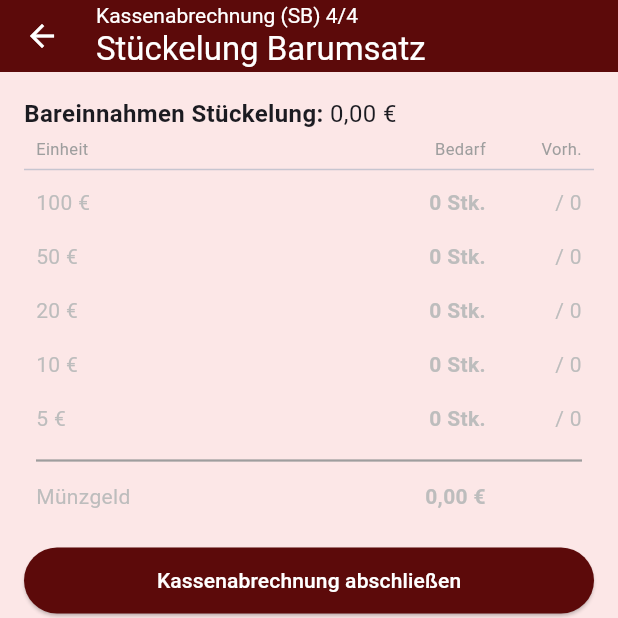
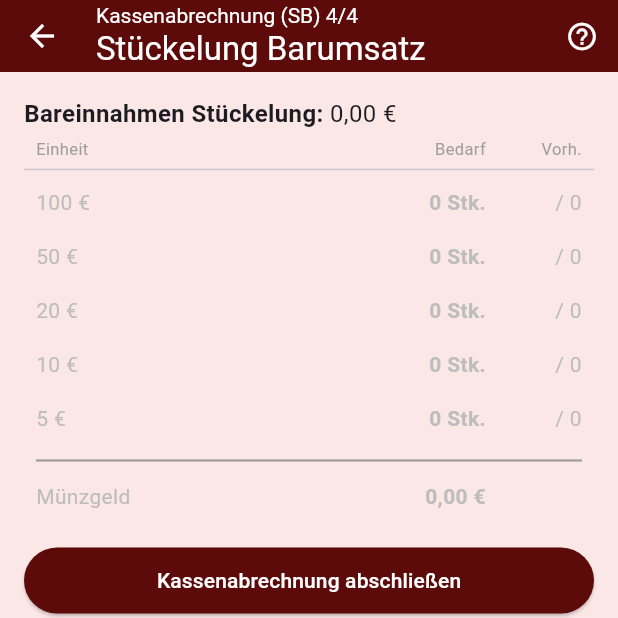
Before and after one commit to pacodemant/kino-tagesabschluss, a Flutter app: the StueckelungVorschlagSeite screen opened directly with empty values, on a phone screen of 412 x 824 dp, the top half of it. Run offline on Flutter 3.47's test engine with Material 3 defaults, Android fonts, the phone set to English and light mode, and no system bars; our stand-ins replace google_fonts, shared_preferences; missing offline and left inert: dart:js_interop; accounts and stored records are empty; network calls fail.

Commit message:
Run 232: HelpButton-Widget + Einsatz auf relevanten Seiten

```diff
--- a/lib/pages/stueckelung_vorschlag_seite.dart
+++ b/lib/pages/stueckelung_vorschlag_seite.dart
@@ -1,6 +1,7 @@
 import 'package:flutter/material.dart';
 import 'package:kino_bar_app/domain/tagesabschluss_berechnung.dart';
 import 'package:kino_bar_app/theme/app_farben.dart';
+import 'package:kino_bar_app/widgets/help_button.dart';
 import 'package:kino_bar_app/widgets/tagesabschluss_header.dart';
 import 'package:kino_bar_app/widgets/tagesabschluss_scaffold.dart';
 
@@ -349,6 +350,14 @@ class StueckelungVorschlagSeite extends StatelessWidget {
         gesamtSchritte: 4,
         kinoName: argumente.kinoName,
         onTap: () => _zeigeSchrittSlider(context),
+        actions: <Widget>[
+          const HelpButton(
+            helpText:
+                'Hier siehst du, wie du den Barumsatz optimal mit den '
+                'verfügbaren Scheinen und Münzen stückeln kannst. '
+                'Grün markierte Einheiten werden vollständig in den Umschlag gegeben.',
+          ),
+        ],
       ),
       child: ListView(
         padding: const EdgeInsets.fromLTRB(16, 16, 16, 16),
--- /dev/null
+++ b/lib/widgets/help_button.dart
@@ -0,0 +1,31 @@
+import 'package:flutter/material.dart';
+
+class HelpButton extends StatelessWidget {
+  const HelpButton({super.key, required this.helpText});
+
+  final String helpText;
+
+  @override
+  Widget build(BuildContext context) {
+    return IconButton(
+      icon: const Icon(Icons.help_outline, color: Colors.white),
+      iconSize: 22,
+      tooltip: 'Hilfe',
+      onPressed: () {
+        showDialog<void>(
+          context: context,
+          builder: (BuildContext ctx) => AlertDialog(
+            title: const Text('Hilfe'),
+            content: Text(helpText),
+            actions: <Widget>[
+              TextButton(
+                onPressed: () => Navigator.of(ctx).pop(),
+                child: const Text('OK'),
+              ),
+            ],
+          ),
+        );
+      },
+    );
+  }
+}
```
Also changed, not shown: lib/pages/getraenke_auffuellen_seite.dart (+7 -0 lines), lib/pages/tagesabschluss_schritt1_seite.dart (+7 -0 lines), lib/pages/tagesabschluss_schritt2_seite.dart (+7 -0 lines), lib/pages/tagesabschluss_schritt3_seite.dart (+9 -0 lines), lib/pages/wechselgeld_pruefen_seite.dart (+7 -0 lines), .dev/run_counter.txt, 1 other file.
